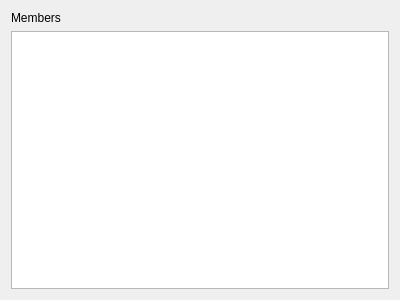
duniter/sakia, file res/ui/communityTabWidget.ui: the form before one commit.
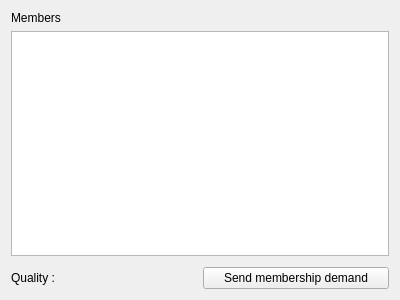
The form after the commit.

Commit message: Send pubkey + send membership demand

Patch:
```diff
--- a/res/ui/communityTabWidget.ui
+++ b/res/ui/communityTabWidget.ui
@@ -26,6 +26,30 @@
      <item>
       <widget class="QListView" name="list_community_members"/>
      </item>
+     <item>
+      <layout class="QHBoxLayout" name="horizontalLayout_2">
+       <property name="leftMargin">
+        <number>0</number>
+       </property>
+       <property name="topMargin">
+        <number>5</number>
+       </property>
+       <item>
+        <widget class="QLabel" name="label_quality">
+         <property name="text">
+          <string>Quality : </string>
+         </property>
+        </widget>
+       </item>
+       <item>
+        <widget class="QPushButton" name="button_membership">
+         <property name="text">
+          <string>Send membership demand</string>
+         </property>
+        </widget>
+       </item>
+      </layout>
+     </item>
     </layout>
    </item>
    <item>
```
Left out of the diff: 37 changed lines with no effect on the pictures. The commit also changes 4 other files.
